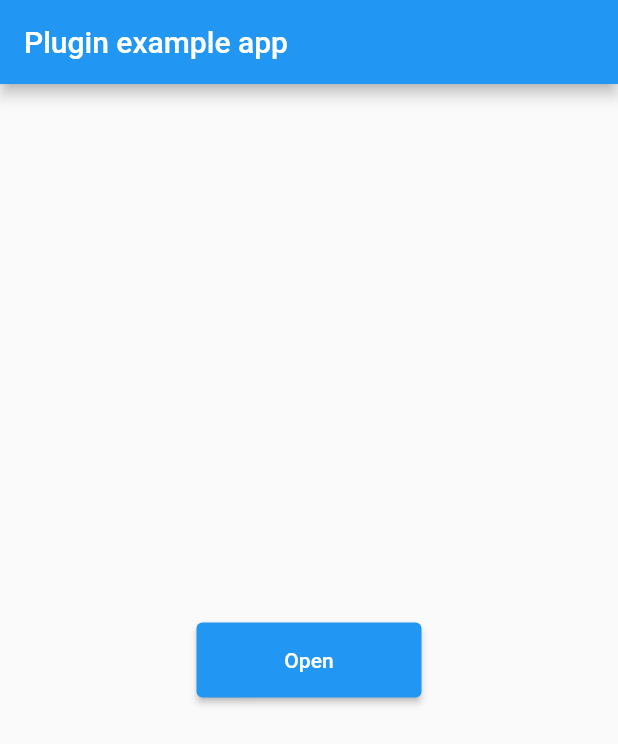
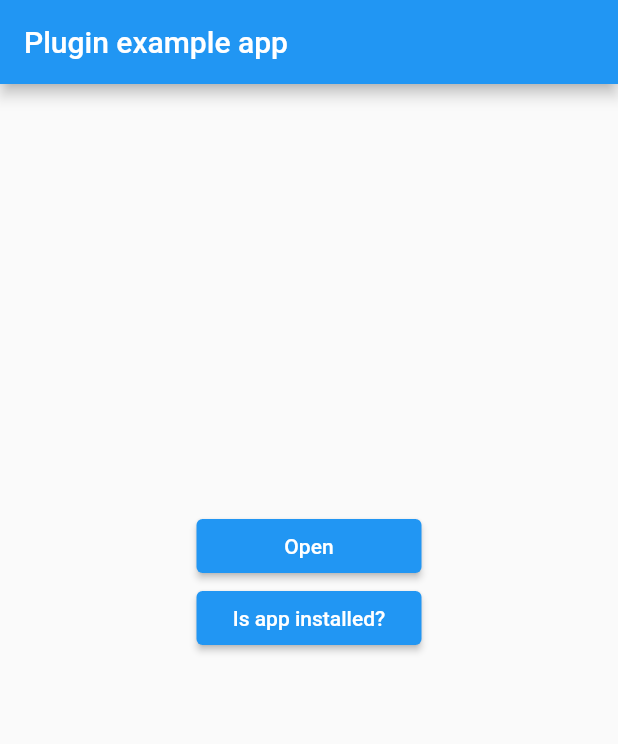
Before and after one commit to GeekyAnts/external_app_launcher, a Flutter app: the screen it shows after launch, after a tap on "Open", on a phone screen of 412 x 824 dp. Shown: the top 744 px of the screen. Run offline on Flutter 3.47's test engine with Material 2 defaults, Android fonts, the phone set to English and light mode, and no system bars.

```diff
--- a/example/lib/main.dart
+++ b/example/lib/main.dart
@@ -29,20 +29,23 @@ class _MyAppState extends State<MyApp> {
         ),
         body: Center(
           child: SizedBox(
-            height: 50,
+            height: 200,
             width: 150,
-            child: ElevatedButton(
+            child: Column(
+              children: [
+                ElevatedButton(
                     style: ElevatedButton.styleFrom(
                       primary: Colors.blue,
                     ),
                     onPressed: () async {
-                  await LaunchApp.openApp(
+                      var openAppResult = await LaunchApp.openApp(
                         androidPackageName: 'net.pulsesecure.pulsesecure',
                         iosUrlScheme: 'pulsesecure://',
                         appStoreLink:
                             'itms-apps://itunes.apple.com/us/app/pulse-secure/id945832041',
                         // openStore: false
                       );
+                      print('openAppResult => $openAppResult ${openAppResult.runtimeType}');
                       // Enter thr package name of the App you want to open and for iOS add the URLscheme to the Info.plist file.
                       // The second arguments decide wether the app redirects PlayStore or AppStore.
                       // For testing purpose you can enter com.instagram.android
@@ -53,6 +56,26 @@ class _MyAppState extends State<MyApp> {
                         textAlign: TextAlign.center,
                       ),
                     )),
+                 ElevatedButton(
+                style: ElevatedButton.styleFrom(
+                  primary: Colors.blue,
+                ),
+                onPressed: () async {
+                  var isAppInstalledResult = await LaunchApp.isAppInstalled(
+                    androidPackageName: 'net.pulsesecure.pulsesecure',
+                    iosUrlScheme: 'pulsesecure://',
+                    // openStore: false
+                  );
+                  print('isAppInstalledResult => $isAppInstalledResult ${isAppInstalledResult.runtimeType}');
+                },
+                child: const Center(
+                  child: Text(
+                    "Is app installed?",
+                    textAlign: TextAlign.center,
+                  ),
+                )),
+              ],
+            ),
           ),
         ),
       ),
```
Also changed, not shown: example/pubspec.lock, 4 other files. Lines whose indentation alone changed are shown as unchanged.
